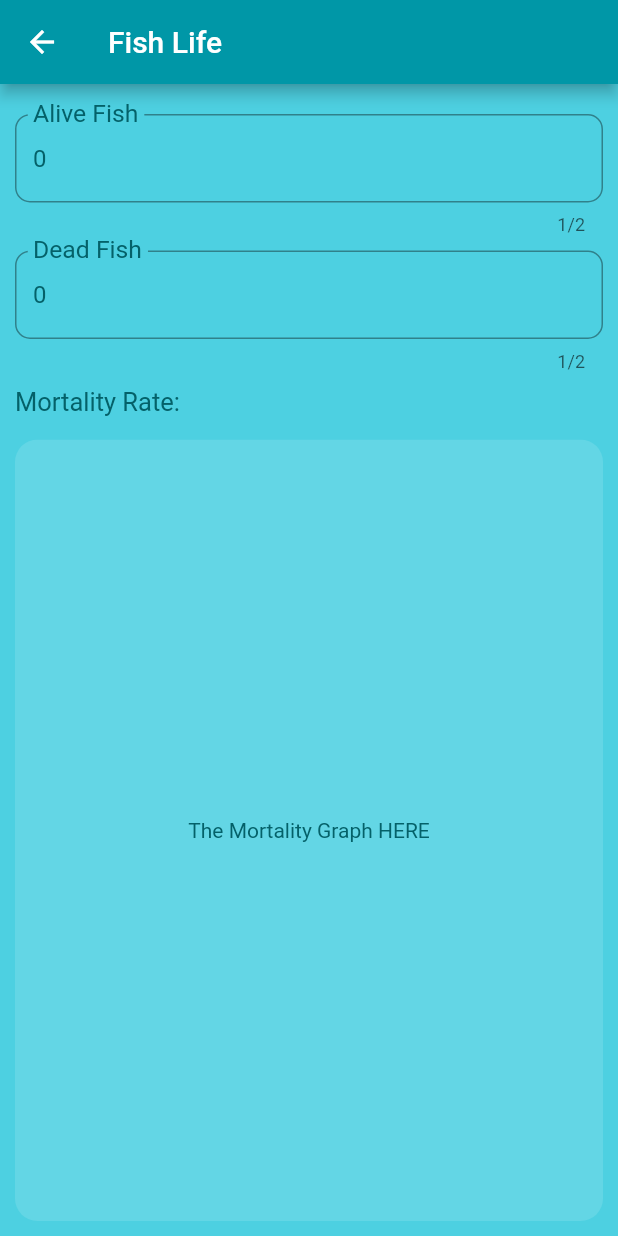
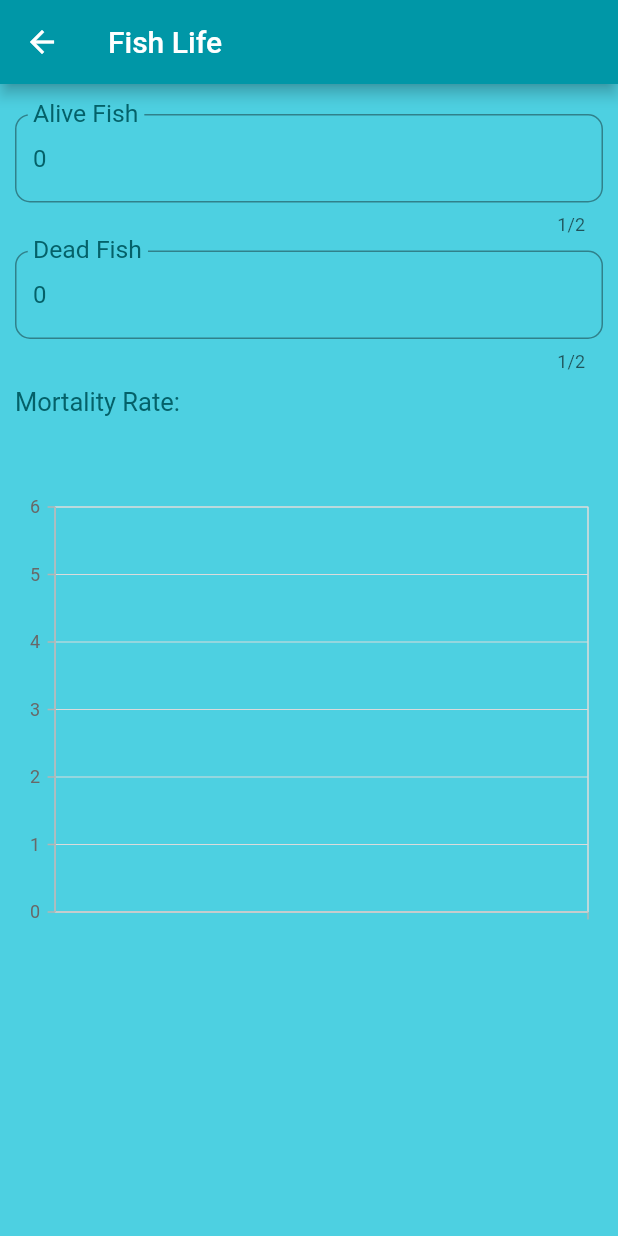
Before and after one commit to eqrakhattak/smart-biofloc-monitoring, a Flutter app: the FishPage screen opened by its route, on a phone screen of 412 x 824 dp. Run offline on Flutter 3.47's test engine with Material 2 defaults, Android fonts, the phone set to English and light mode, and no system bars; our stand-ins replace cloud_firestore, connectivity_plus, firebase_core, flutter_local_notifications, fluttertoast, font_awesome_flutter and 3 more; accounts and stored records are empty.

Commit message:
Add Graphs

```diff
--- a/sci_fish/lib/pages/fish_page.dart
+++ b/sci_fish/lib/pages/fish_page.dart
@@ -1,6 +1,7 @@
 import 'package:cloud_firestore/cloud_firestore.dart';
 import 'package:flutter/material.dart';
 import 'package:sci_fish/constants.dart';
+import 'package:syncfusion_flutter_charts/charts.dart';
 import '../components/check_internet.dart';
 
 class FishPage extends StatefulWidget {
@@ -58,6 +59,7 @@ class _FishPageState extends State<FishPage> {
                         );
                       }
                       final fishData = snapshot.data!.docs;
+                      List<MRData> mortalityList = [];
                       for (var fishes in fishData) {
                         final fish = fishes.data() as Map<String, dynamic>;
                         if(fish['alive'] != null){
@@ -66,9 +68,15 @@ class _FishPageState extends State<FishPage> {
                         if(fish['dead'] != null){
                           noOfDeadFish = fish['dead'] as String;
                         }
+                        mortalityList = [
+                          MRData(status: 'Alive Fish', number: int.parse(noOfAliveFish)),
+                          MRData(status: 'Dead Fish', number: int.parse(noOfDeadFish)),
+                        ];
+
                         isInternet();
                       }
                       return Column(
+                          crossAxisAlignment: CrossAxisAlignment.start,
                           children: [
                             TextFormField(
                               initialValue: noOfAliveFish,
@@ -118,10 +126,6 @@ class _FishPageState extends State<FishPage> {
                                 updateNoOfFish();
                               },
                             ),
-                          ]
-                      );
-                    }
-                ),
                             const SizedBox(
                               height: 10.0,
                             ),
@@ -133,25 +137,18 @@ class _FishPageState extends State<FishPage> {
                               ),
                             ),
                             const SizedBox(
-                  height: 15.0,
+                              height: 50.0,
                             ),
-                Expanded(
-                  child: ClipRRect(
-                    borderRadius: BorderRadius.circular(15.0),
-                    child: Container(
-                      width: double.infinity,
-                      color: Colors.white12,
-                      child: const Center(
-                        //TODO: Add graph in here
-                        child: Text(
-                          'The Mortality Graph HERE',
-                          style: TextStyle(
-                            color: textColor,
-                          ),
-                        ),
-                      ),
-                    ),
-                  ),
+                            SfCartesianChart(
+                              series: <ChartSeries>[
+                                ColumnSeries<MRData, String>(dataSource: mortalityList, xValueMapper: (MRData number,_)=>number.status, yValueMapper: (MRData number,_)=>number.number),
+                              ],
+                              primaryXAxis: CategoryAxis(),
+                              primaryYAxis: NumericAxis(),
+                            )
+                          ]
+                      );
+                    }
                 ),
               ],
             ),
@@ -161,3 +158,9 @@ class _FishPageState extends State<FishPage> {
     );
   }
 }
+
+class MRData{
+  MRData({required this.status, required this.number});
+  late final String status;
+  late final int number;
+}
--- a/sci_fish/pubspec.yaml
+++ b/sci_fish/pubspec.yaml
@@ -33,6 +33,7 @@ dependencies:
   lottie: ^1.3.0
   local_auth: ^2.1.0
   flutter_local_notifications: ^9.5.3+1
+  syncfusion_flutter_charts: ^20.1.59
 #  video_player: ^2.4.2
 
 dev_dependencies:
@@ -40,7 +41,7 @@ dev_dependencies:
     sdk: flutter
 
   # The "flutter_lints" package below contains a set of recommended lints to
-  # encourage good coding practices. The lint set provided by the package is
+  # encourage good coding practices. The l int set provided by the package is
   # activated in the `analysis_options.yaml` file located at the root of your
   # package. See that file for information about deactivating specific lint
   # rules and activating additional ones.
```
Also changed, not shown: sci_fish/lib/pages/oxygen_page.dart (+15 -22 lines), sci_fish/lib/pages/ph_page.dart (+15 -22 lines), sci_fish/lib/pages/temp_page.dart (+43 -52 lines), sci_fish/lib/pages/water_page.dart (+13 -21 lines), sci_fish/pubspec.lock, 1 other file. Lines whose indentation alone changed are shown as unchanged.
